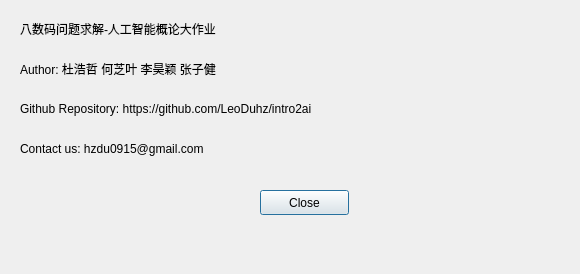
Before: the Qt Designer form eight_puzzle/aboutus.ui in LeoDuhz/intro2ai_eight_puzzle, drawn with Qt 5.
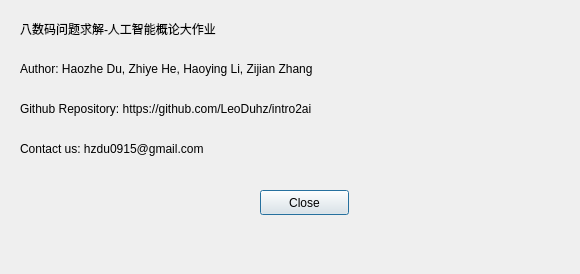
After: the same form once the commit is applied.

Patch:
```diff
--- a/eight_puzzle/aboutus.ui
+++ b/eight_puzzle/aboutus.ui
@@ -31,12 +31,12 @@
     <rect>
      <x>20</x>
      <y>60</y>
-     <width>281</width>
+     <width>451</width>
      <height>17</height>
     </rect>
    </property>
    <property name="text">
-    <string>Author: 杜浩哲 何芝叶 李昊颖 张子健</string>
+    <string>Author: Haozhe Du, Zhiye He, Haoying Li, Zijian Zhang</string>
    </property>
   </widget>
   <widget class="QLabel" name="label_3">
```
